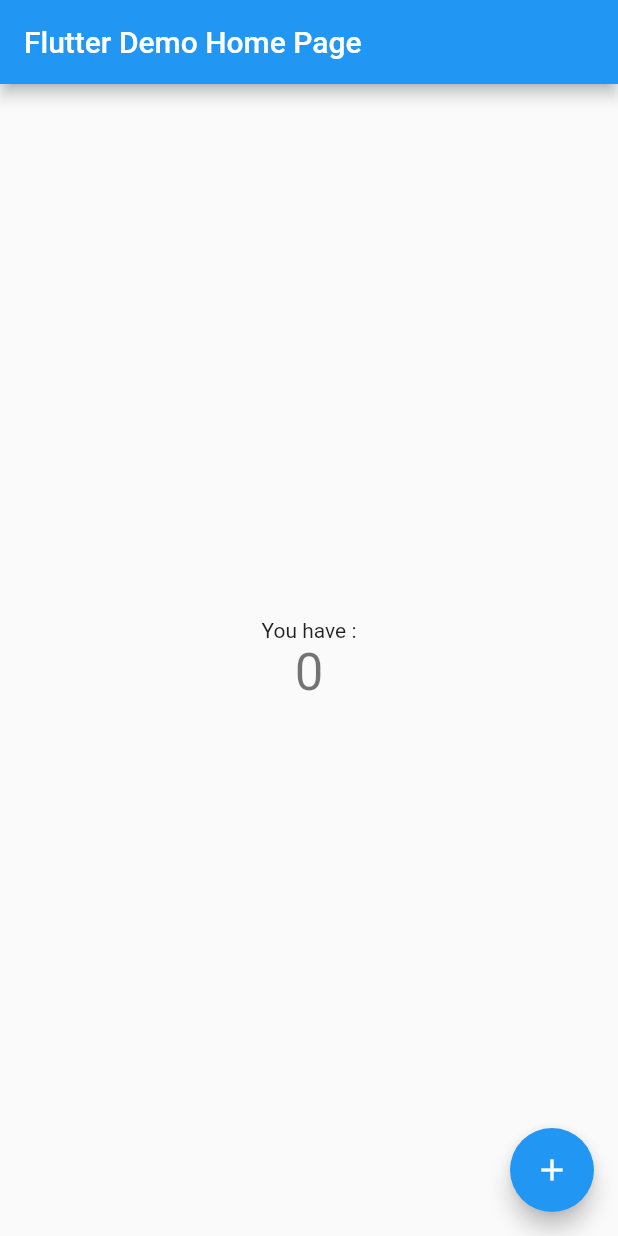
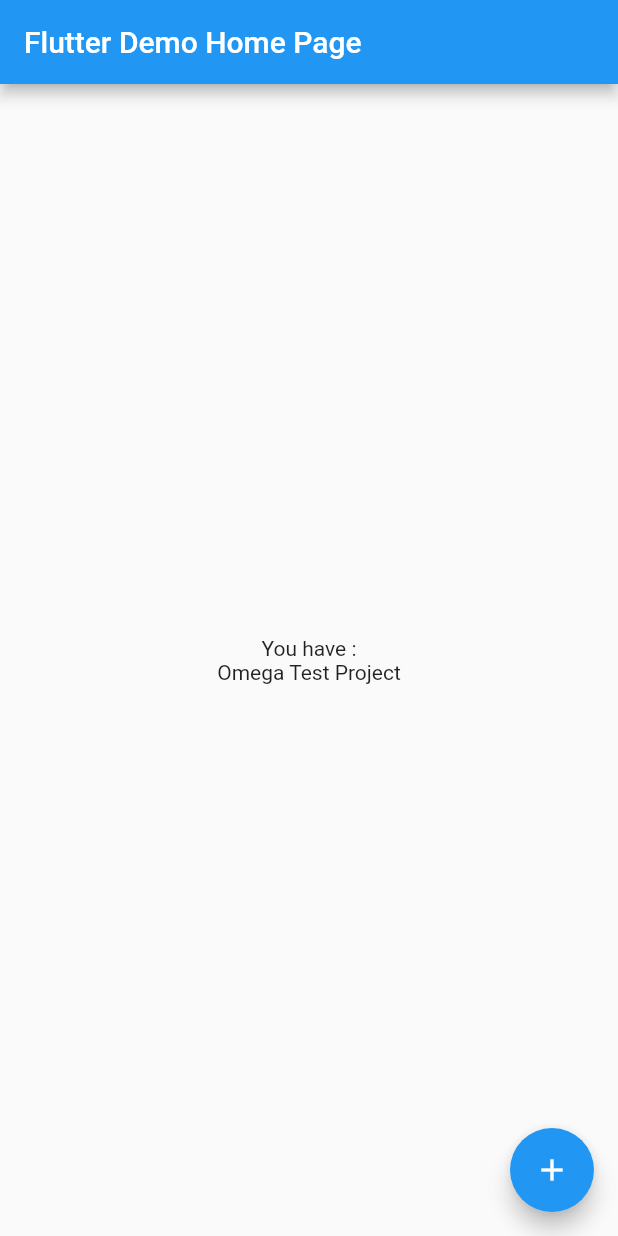
Before and after one commit to mrahimygk/omega-challenge, a Flutter app: the screen it shows after launch, on a phone screen of 412 x 824 dp. Run offline on Flutter 3.47's test engine with Material 2 defaults, Android fonts, the phone set to English and light mode, and no system bars; our stand-ins replace dio, sqflite; accounts and stored records are empty.

Commit message:
removing base flutter project data

```diff
--- a/lib/main.dart
+++ b/lib/main.dart
@@ -25,14 +25,6 @@ class MyHomePage extends StatefulWidget {
 }
 
 class _MyHomePageState extends State<MyHomePage> {
-  int _counter = 0;
-
-  void _incrementCounter() {
-    setState(() {
-      _counter++;
-    });
-  }
-
   @override
   Widget build(BuildContext context) {
     return Scaffold(
@@ -48,10 +40,7 @@ class _MyHomePageState extends State<MyHomePage> {
             Text(
               'You have :',
             ),
-            Text(
-              '$_counter',
-              style: Theme.of(context).textTheme.display1,
-            ),
+            Text('Omega Test Project'),
           ],
         ),
       ),
@@ -61,10 +50,16 @@ class _MyHomePageState extends State<MyHomePage> {
             context: context,
             builder: (context) => StatefulBuilder(
               builder: (context, setState) => AlertDialog(
-                title: Text('اطلاعیه‌ها', textAlign: TextAlign.center,),
+                title: Text(
+                  'اطلاعیه‌ها',
+                  textAlign: TextAlign.center,
+                ),
                 actions: <Widget>[
                   FlatButton(
-                    child: Text('بستن', style: TextStyle(color: Colors.red),),
+                    child: Text(
+                      'بستن',
+                      style: TextStyle(color: Colors.red),
+                    ),
                     onPressed: () {
                       Navigator.of(context).pop();
                     },
```
